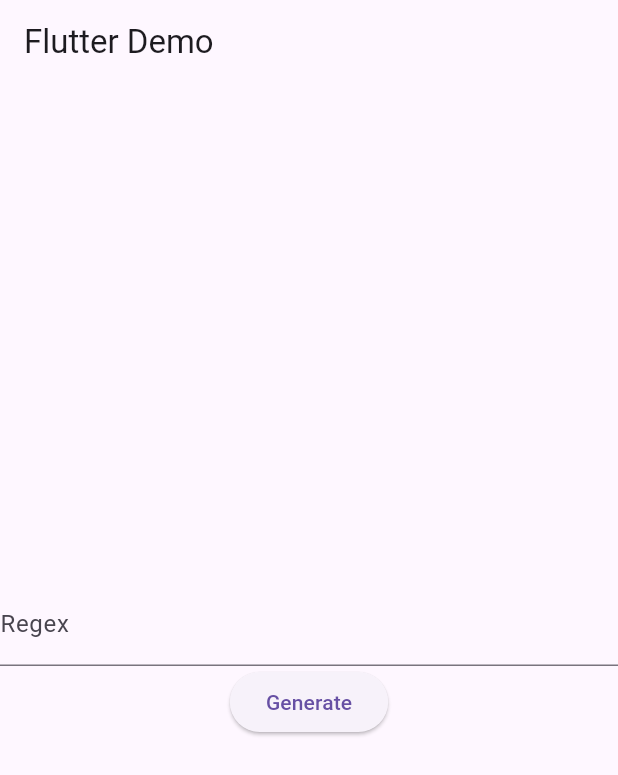
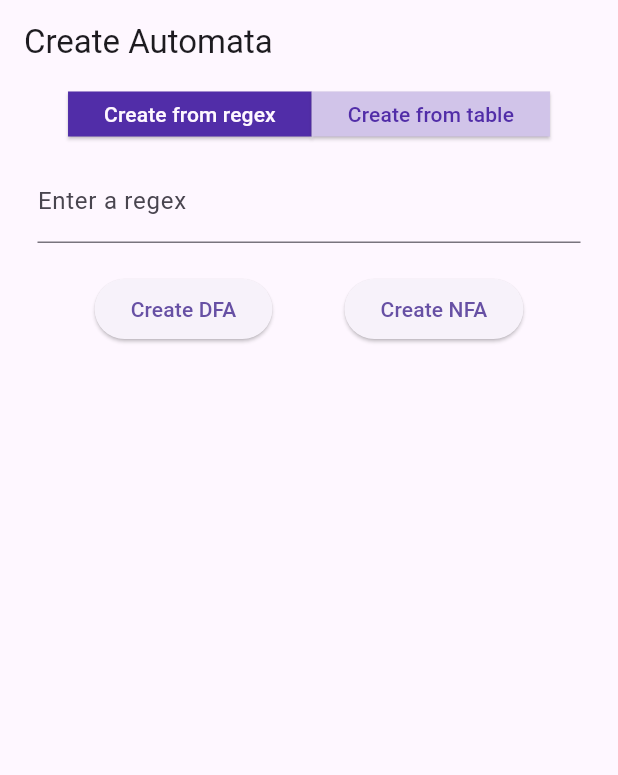
Before and after one commit to souls2108/Automata_App, a Flutter app: the screen it shows after launch, on a phone screen of 412 x 824 dp. Shown: the top 775 px of the screen. Run offline on Flutter 3.47's test engine with Material 3 defaults, Android fonts, the phone set to English and light mode, and no system bars; our stand-ins replace flutter_svg; missing offline and left inert: dart:ffi, editable, flutter_inappwebview.

Commit message:
Add CreateFromRegex view and EditableDataTable widget; update dependencies

```diff
--- a/lib/main.dart
+++ b/lib/main.dart
@@ -1,6 +1,8 @@
 import 'dart:ffi';
 
 import 'package:automata_app/services/graph_svg/graph_svg_provider.dart';
+import 'package:automata_app/views/create_automata/create_automata_view.dart';
+import 'package:automata_app/widgets/editable_datatable.dart';
 import 'package:flutter/material.dart';
 import 'package:automata_app/plugin/ffi_plugin/automata_lib.dart';
 import 'package:ffi/ffi.dart';
@@ -14,7 +16,7 @@ void main() {
     theme: ThemeData(
       primarySwatch: Colors.deepPurple,
     ),
-    home: HomePage(),
+    home: CreateAutomataView(),
   ));
 }
 
--- /dev/null
+++ b/lib/views/create_automata/create_automata_view.dart
@@ -0,0 +1,103 @@
+import 'package:automata_app/views/create_automata/create_from_regex.dart';
+import 'package:automata_app/views/create_automata/create_from_table.dart';
+import 'package:flutter/material.dart';
+
+class CreateAutomataView extends StatefulWidget {
+  const CreateAutomataView({super.key});
+
+  @override
+  State<CreateAutomataView> createState() => _CreateAutomataViewState();
+}
+
+class _CreateAutomataViewState extends State<CreateAutomataView> {
+  bool isRegexInput = true;
+  @override
+  Widget build(BuildContext context) {
+    return Scaffold(
+      appBar: AppBar(
+        title: const Text('Create Automata'),
+      ),
+      body: Column(
+        children: [
+          Container(
+            decoration: BoxDecoration(
+              border: Border.all(
+                color: Colors.transparent,
+                width: 5,
+              ),
+              borderRadius: BorderRadius.circular(10),
+            ),
+            child: SizedBox(
+              height: 30,
+              width: MediaQuery.of(context).size.width * 0.9 > 500
+                  ? 500
+                  : MediaQuery.of(context).size.width * 0.9,
+              child: Row(
+                mainAxisAlignment: MainAxisAlignment.center,
+                crossAxisAlignment: CrossAxisAlignment.stretch,
+                children: [
+                  ElevatedButton(
+                    style: ElevatedButton.styleFrom(
+                      backgroundColor: isRegexInput
+                          ? Theme.of(context).primaryColorDark
+                          : Theme.of(context).primaryColorLight,
+                      foregroundColor: isRegexInput
+                          ? Theme.of(context).scaffoldBackgroundColor
+                          : Theme.of(context).primaryColorDark,
+                      shape: RoundedRectangleBorder(
+                        borderRadius: BorderRadius.circular(0),
+                      ),
+                    ),
+                    onPressed: () {
+                      setState(() {
+                        isRegexInput = true;
+                      });
+                    },
+                    child: const Text('Create from regex'),
+                  ),
+                  ElevatedButton(
+                    style: ElevatedButton.styleFrom(
+                      backgroundColor: isRegexInput
+                          ? Theme.of(context).primaryColorLight
+                          : Theme.of(context).primaryColorDark,
+                      foregroundColor: isRegexInput
+                          ? Theme.of(context).primaryColorDark
+                          : Theme.of(context).scaffoldBackgroundColor,
+                      shape: RoundedRectangleBorder(
+                        borderRadius: BorderRadius.circular(0),
+                      ),
+                    ),
+                    onPressed: () {
+                      setState(() {
+                        isRegexInput = false;
+                      });
+                    },
+                    child: const Text('Create from table'),
+                  ),
+                ],
+              ),
+            ),
+          ),
+          const SizedBox(height: 10),
+          AnimatedSlide(
+            offset: Offset(0, 0),
+            duration: Duration(milliseconds: 500),
+            child: Container(
+              height: MediaQuery.of(context).size.height,
+              decoration: BoxDecoration(
+                  border: Border.symmetric(
+                vertical: BorderSide(
+                  color: Colors.transparent,
+                  width: 25,
+                ),
+              )),
+              child: SingleChildScrollView(
+                child: isRegexInput ? CreateFromRegex() : CreateFromTable(),
+              ),
+            ),
+          ),
+        ],
+      ),
+    );
+  }
+}
--- /dev/null
+++ b/lib/views/create_automata/create_from_regex.dart
@@ -0,0 +1,52 @@
+import 'package:flutter/material.dart';
+
+class CreateFromRegex extends StatefulWidget {
+  const CreateFromRegex({super.key});
+
+  @override
+  State<CreateFromRegex> createState() => _CreateFromRegexState();
+}
+
+class _CreateFromRegexState extends State<CreateFromRegex> {
+  TextEditingController _regex = TextEditingController();
+
+  @override
+  void initState() {
+    _regex = TextEditingController();
+    super.initState();
+  }
+
+  @override
+  Widget build(BuildContext context) {
+    return Column(
+      crossAxisAlignment: CrossAxisAlignment.stretch,
+      children: [
+        TextField(
+          controller: _regex,
+          decoration: const InputDecoration(
+            labelText: 'Enter a regex',
+          ),
+        ),
+        const SizedBox(height: 20),
+        Row(
+          mainAxisAlignment: MainAxisAlignment.spaceEvenly,
+          spacing: 10,
+          children: [
+            ElevatedButton(
+              onPressed: () {
+                //TODO: Implement handleButtonPress
+              },
+              child: const Text('Create DFA'),
+            ),
+            ElevatedButton(
+              onPressed: () {
+                //TODO: Implement handleButtonPress
+              },
+              child: const Text('Create NFA'),
+            ),
+          ],
+        )
+      ],
+    );
+  }
+}
--- a/pubspec.yaml
+++ b/pubspec.yaml
@@ -37,6 +37,7 @@ dependencies:
   ffi: ^2.1.3
   flutter_inappwebview: ^6.1.5
   flutter_svg: ^2.0.17
+  editable: ^2.0.0
 
 dev_dependencies:
   flutter_test:
```
Also changed, not shown: lib/views/create_automata/create_from_table.dart (added, +180 -0 lines), lib/widgets/editable_datatable.dart (added, +92 -0 lines), lib/views/automata_operations.dart (added), pubspec.lock, 4 other files.
